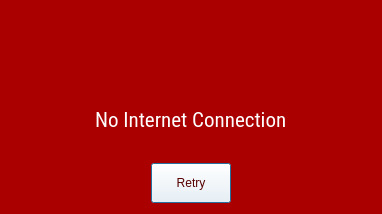
Qt form nointernetdialog.ui (Akash-github-project/trial) before a commit.
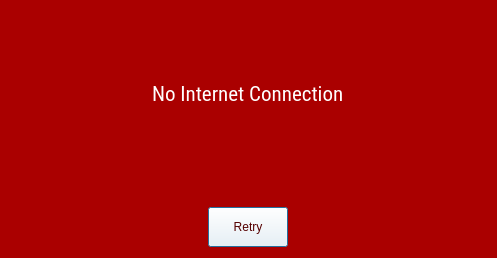
The same form after that commit. Icons and pictures are not drawn.

```diff
--- a/nointernetdialog.ui
+++ b/nointernetdialog.ui
@@ -6,10 +6,16 @@
    <rect>
     <x>0</x>
     <y>0</y>
-    <width>382</width>
-    <height>214</height>
+    <width>497</width>
+    <height>258</height>
    </rect>
   </property>
+  <property name="sizePolicy">
+   <sizepolicy hsizetype="Expanding" vsizetype="Expanding">
+    <horstretch>0</horstretch>
+    <verstretch>0</verstretch>
+   </sizepolicy>
+  </property>
   <property name="windowTitle">
    <string>Dialog</string>
   </property>
@@ -17,17 +23,17 @@
    <string notr="true">background-color: rgb(170, 0, 0);</string>
   </property>
   <layout class="QVBoxLayout" name="verticalLayout">
-   <item alignment="Qt::AlignHCenter">
+   <item>
     <widget class="QFrame" name="verticalFrame">
      <property name="minimumSize">
       <size>
-       <width>200</width>
+       <width>400</width>
        <height>0</height>
       </size>
      </property>
      <property name="maximumSize">
       <size>
-       <width>300</width>
+       <width>747474</width>
        <height>200</height>
       </size>
      </property>
@@ -58,8 +64,8 @@
        <widget class="QLabel" name="label_3">
         <property name="maximumSize">
          <size>
-          <width>400</width>
-          <height>30</height>
+          <width>83834</width>
+          <height>737733</height>
          </size>
         </property>
         <property name="font">
@@ -74,6 +80,12 @@
         <property name="text">
          <string>No Internet Connection</string>
         </property>
+        <property name="alignment">
+         <set>Qt::AlignLeading|Qt::AlignLeft|Qt::AlignTop</set>
+        </property>
+        <property name="wordWrap">
+         <bool>true</bool>
+        </property>
        </widget>
       </item>
      </layout>
```
Left out of the diff: 2 changed lines with no effect on the pictures.
